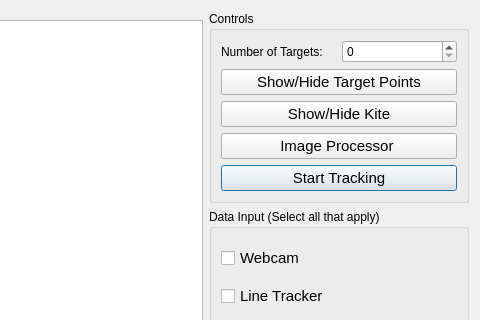
Above: KiteControl-Qt/controlwindow.ui from adrienemery/zenith-wind-power before the change; both pictures show x 468 to 948 and y 0 to 320 of the 948 by 540 pixel window. Below: the same form after it.
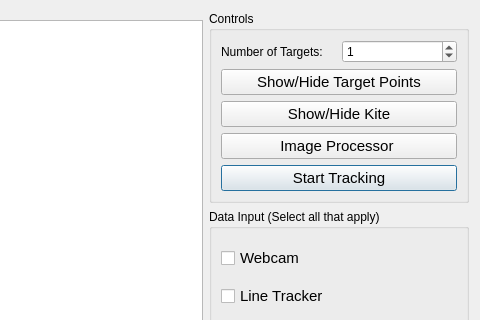
That is the form after the change.

Commit message: added numbers to targets

Diff of the .ui file:
```diff
--- a/KiteControl-Qt/controlwindow.ui
+++ b/KiteControl-Qt/controlwindow.ui
@@ -52,6 +52,9 @@
             <property name="maximum">
              <number>5</number>
             </property>
+            <property name="value">
+             <number>1</number>
+            </property>
            </widget>
           </item>
          </layout>
```
The commit also changes 2 other files.
